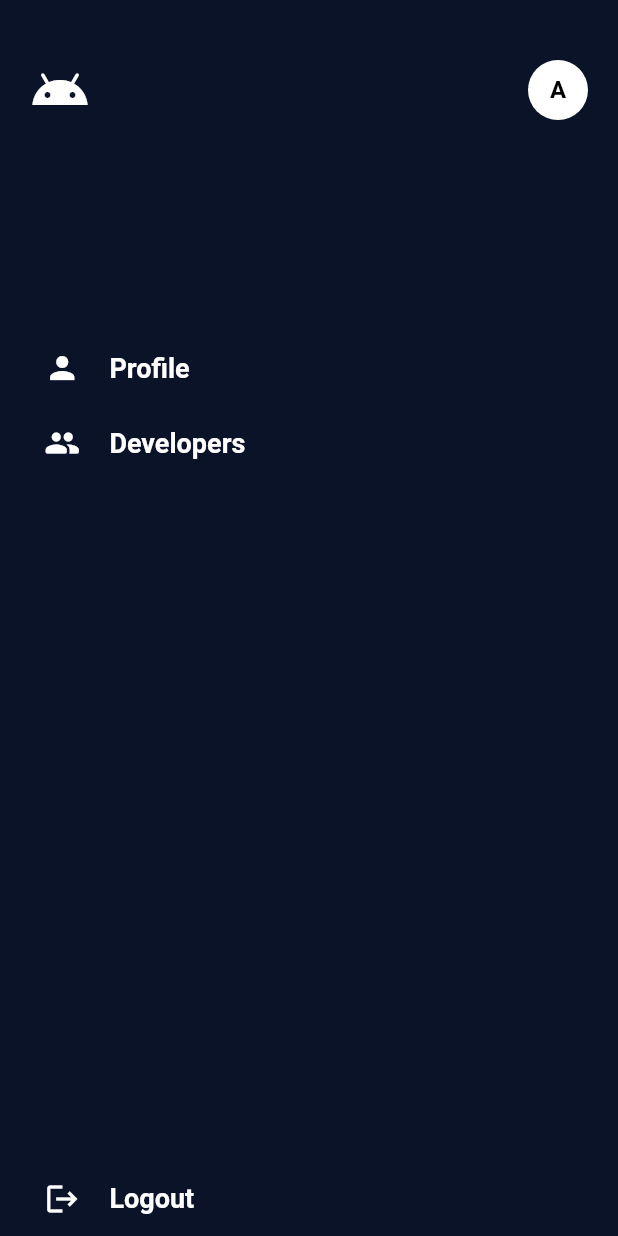
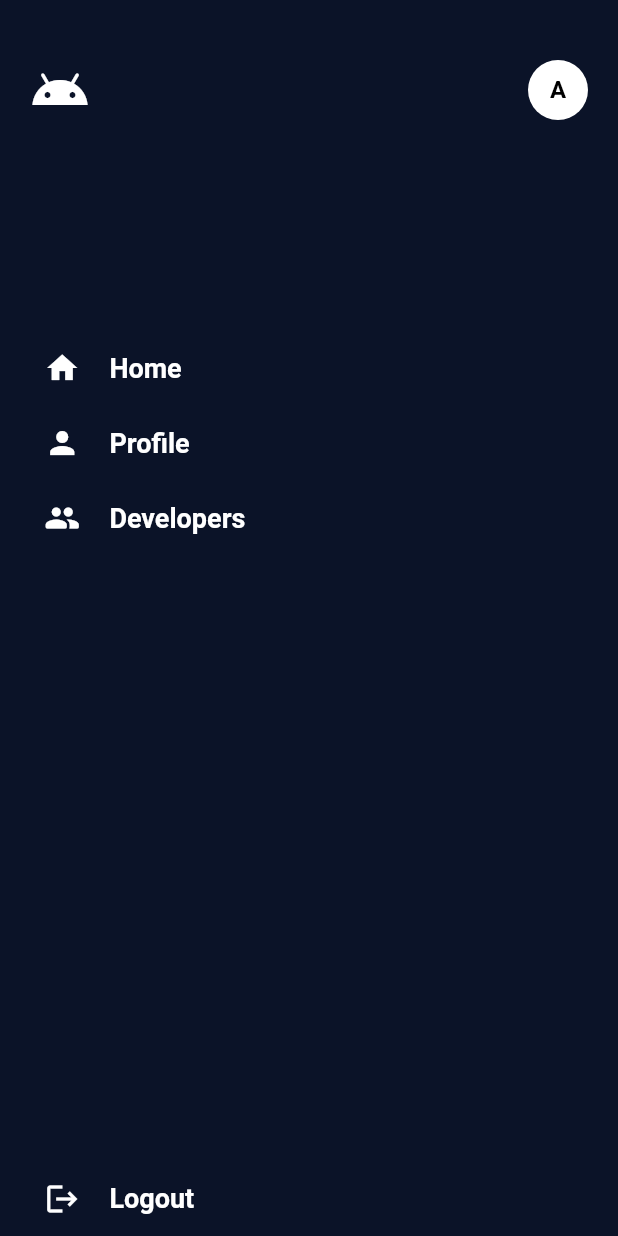
Before and after one commit to CoDi-YaPa/Messiah, a Flutter app: the BackPage screen opened directly, on a phone screen of 412 x 824 dp. Run offline on Flutter 3.47's test engine with Material 2 defaults, Android fonts, the light colour scheme and no system bars; our stand-ins replace after_layout, auto_size_text, intro_slider, shared_preferences; accounts and stored records are empty.

Commit message:
added the home tab back

```diff
--- a/messiah_app/lib/Screens/BackPage.dart
+++ b/messiah_app/lib/Screens/BackPage.dart
@@ -46,12 +46,12 @@ class _BackPageState extends State<BackPage> {
             child: Column(
               mainAxisAlignment: MainAxisAlignment.start,
               children: <Widget>[
-                // GestureDetector(
-                //   child: MenuItem(
-                //     iconData: Icons.home,
-                //     menuItem: "Home",
-                //   ),
-                // ),
+                GestureDetector(
+                  child: MenuItem(
+                    iconData: Icons.home,
+                    menuItem: "Home",
+                  ),
+                ),
                 GestureDetector(
                   onTap: () {
                     Navigator.push(
```
